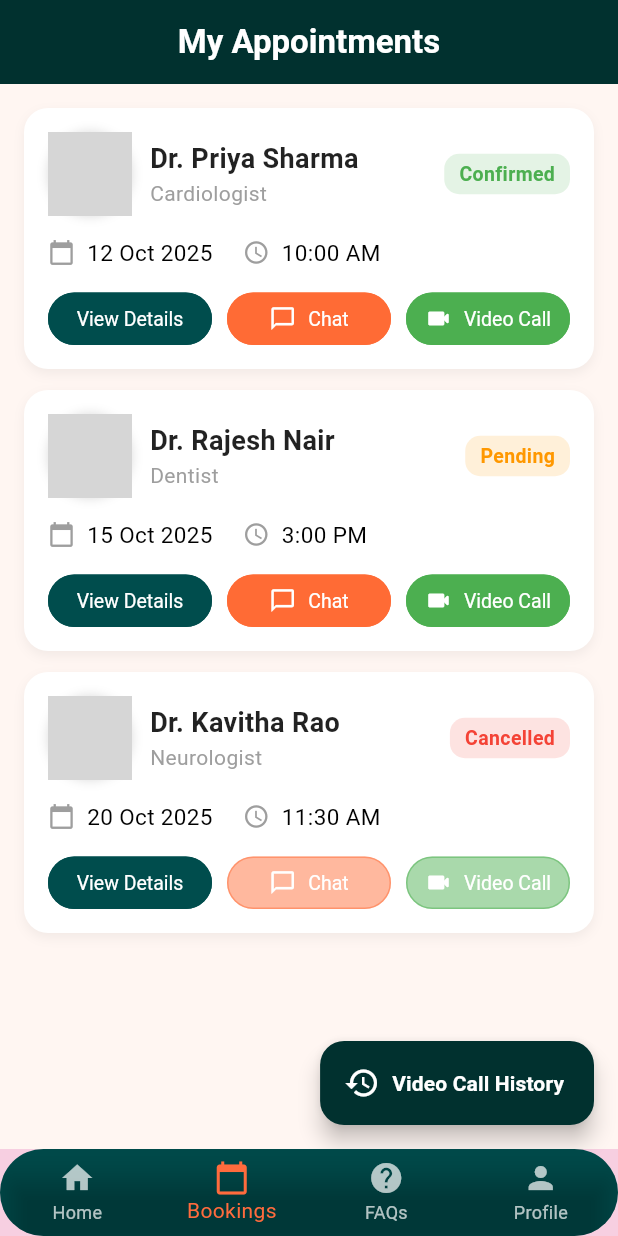
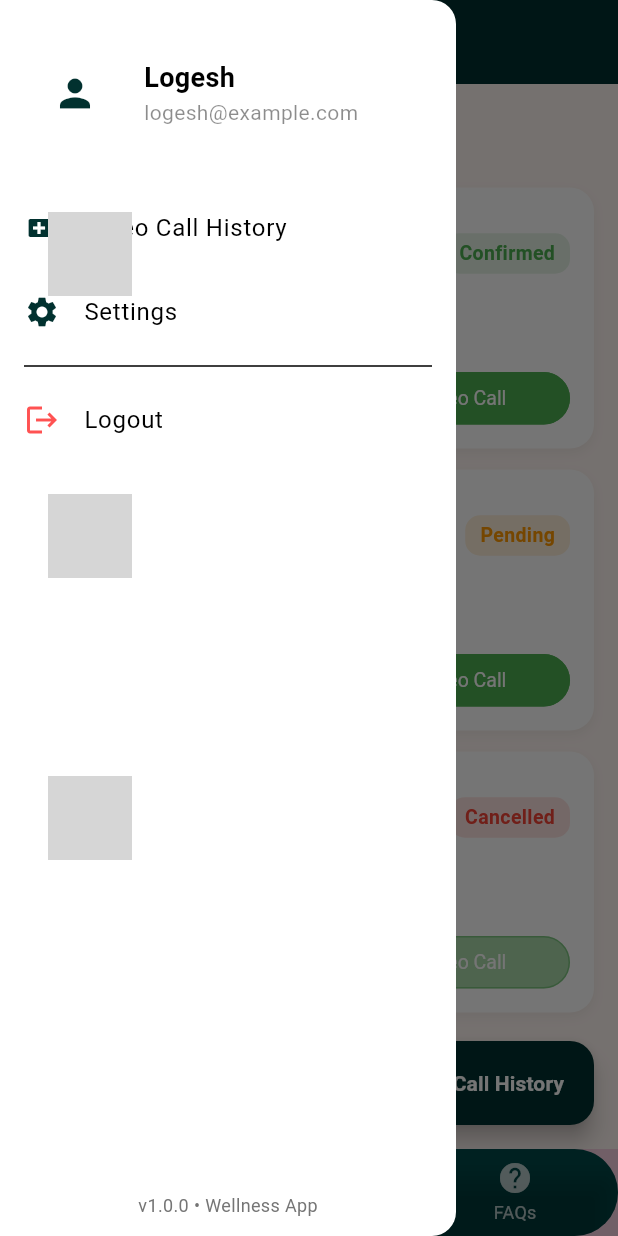
Before and after one commit to jvlcode/healthcare, a Flutter app: the screen it shows after launch, item 2 of the bottom bar chosen, with the side drawer open (before the commit the screen has no drawer), on a phone screen of 412 x 824 dp. Run offline on Flutter 3.47's test engine with Material 3 defaults, Android fonts, the phone set to English and light mode, and no system bars; drawn by our look-alikes of getwidget; network calls fail; grey boxes are pictures that could not be loaded.

Commit message:
Drawer added

```diff
--- a/lib/appointments/user_appointments_screen.dart
+++ b/lib/appointments/appointments_screen.dart
@@ -3,9 +3,10 @@ import 'package:getwidget/getwidget.dart';
 import 'package:healthcare/appointments/videocall_history_screen.dart';
 import 'package:healthcare/doctors/chat_screen.dart';
 import 'package:healthcare/doctors/videocall_screen.dart';
+import 'package:healthcare/core/app_header.dart';
 
-class UserAppointmentsScreen extends StatelessWidget {
-  const UserAppointmentsScreen({super.key});
+class AppointmentsScreen extends StatelessWidget {
+  const AppointmentsScreen({super.key});
 
   // Sample booking data
   final List<Map<String, dynamic>> bookings = const [
@@ -51,23 +52,20 @@ class UserAppointmentsScreen extends StatelessWidget {
 
     return Scaffold(
       backgroundColor: const Color(0xFFFFF6F2),
-      appBar: AppBar(
-        backgroundColor: const Color(0xFF01312F),
-        centerTitle: true,
-        title: const Text(
-          "My Appointments",
-          style: TextStyle(
-            fontWeight: FontWeight.bold,
-            fontSize: 22,
-            color: Colors.white,
-          ),
-        ),
-      ),
       body: ListView.builder(
         padding: const EdgeInsets.all(16),
-        itemCount: bookings.length,
+        itemCount: bookings.length + 1,
         itemBuilder: (context, index) {
-          final booking = bookings[index];
+          if (index == 0) {
+            return const Padding(
+              padding: EdgeInsets.all(8),
+              child: Text(
+                'Appointments',
+                style: TextStyle(fontSize: 26, fontWeight: FontWeight.bold),
+              ),
+            );
+          }
+          final booking = bookings[index - 1];
           final statusColor = _statusColor(booking['status']);
 
           return Container(
@@ -177,22 +175,6 @@ class UserAppointmentsScreen extends StatelessWidget {
                   children: [
                     Expanded(
                       child: GFButton(
-                        onPressed: () {
-                          GFToast.showToast(
-                            "Details for ${booking['doctorName']}",
-                            context,
-                            toastPosition: GFToastPosition.BOTTOM,
-                          );
-                        },
-                        text: "View Details",
-                        color: theme.primaryColor,
-                        size: GFSize.MEDIUM,
-                        shape: GFButtonShape.pills,
-                      ),
-                    ),
-                    const SizedBox(width: 10),
-                    Expanded(
-                      child: GFButton(
                         onPressed: booking['status'] == 'Cancelled'
                             ? null
                             : () {
--- a/lib/appointments/booking_screen.dart
+++ b/lib/appointments/booking_screen.dart
@@ -1,8 +1,8 @@
 import 'package:flutter/material.dart';
 import 'package:healthcare/doctors/doctor_profile_screen.dart';
-import '../widgets/doctor_card.dart';
-import '../widgets/date_box.dart';
-import '../widgets/time_box.dart';
+import '../core/widgets/doctor_card.dart';
+import '../core/widgets/date_box.dart';
+import '../core/widgets/time_box.dart';
 import '../data/doctor_data.dart';
 import 'booking_success.dart';
 
--- a/lib/auth/login_screen.dart
+++ b/lib/auth/login_screen.dart
@@ -1,6 +1,6 @@
 import 'package:flutter/material.dart';
 import 'package:getwidget/getwidget.dart';
-import 'package:healthcare/core/colors.dart';
+import 'package:healthcare/core/constants/colors.dart';
 
 class LoginScreen extends StatefulWidget {
   const LoginScreen({super.key});
--- /dev/null
+++ b/lib/core/app_drawer.dart
@@ -0,0 +1,102 @@
+import 'package:flutter/material.dart';
+
+class AppDrawer extends StatelessWidget {
+  const AppDrawer({super.key});
+
+  @override
+  Widget build(BuildContext context) {
+    return Drawer(
+      child: Column(
+        children: [
+          // 🌟 Profile Header
+          Container(
+            width: double.infinity,
+            padding: const EdgeInsets.symmetric(vertical: 32, horizontal: 20),
+
+            child: Row(
+              children: [
+                const CircleAvatar(
+                  radius: 30,
+                  backgroundColor: Colors.white,
+                  child: Icon(Icons.person, size: 30, color: Color(0xFF01312F)),
+                ),
+                const SizedBox(width: 16),
+                Column(
+                  crossAxisAlignment: CrossAxisAlignment.start,
+                  children: const [
+                    Text(
+                      'Logesh',
+                      style: TextStyle(
+                        color: Colors.black,
+                        fontSize: 18,
+                        fontWeight: FontWeight.bold,
+                      ),
+                    ),
+                    Text(
+                      'logesh@example.com',
+                      style: TextStyle(color: Colors.black45, fontSize: 14),
+                    ),
+                  ],
+                ),
+              ],
+            ),
+          ),
+
+          // 🧭 Navigation Items
+          Expanded(
+            child: ListView(
+              padding: EdgeInsets.zero,
+              children: [
+                _drawerItem(
+                  icon: Icons.video_call,
+                  label: 'Video Call History',
+                  onTap: () {
+                    Navigator.pop(context);
+                    Navigator.pushNamed(context, "/videocallhistory");
+                  },
+                ),
+                _drawerItem(
+                  icon: Icons.settings,
+                  label: 'Settings',
+                  onTap: () {
+                    Navigator.pop(context);
+                    Navigator.pushNamed(context, "/settings");
+                  },
+                ),
+                const Divider(indent: 16, endIndent: 16),
+                _drawerItem(
+                  icon: Icons.logout,
+                  label: 'Logout',
+                  iconColor: Colors.redAccent,
+                  onTap: () => Navigator.pop(context),
+                ),
+              ],
+            ),
+          ),
+
+          // 📦 Footer
+          Padding(
+            padding: const EdgeInsets.all(12),
+            child: Text(
+              'v1.0.0 • Wellness App',
+              style: TextStyle(color: Colors.grey.shade600, fontSize: 12),
+            ),
+          ),
+        ],
+      ),
+    );
+  }
+
+  Widget _drawerItem({
+    required IconData icon,
+    required String label,
+    required VoidCallback onTap,
+    Color iconColor = const Color(0xFF01312F),
+  }) {
+    return ListTile(
+      leading: Icon(icon, color: iconColor),
+      title: Text(label, style: const TextStyle(fontSize: 16)),
+      onTap: onTap,
+    );
+  }
+}
--- /dev/null
+++ b/lib/core/app_header.dart
@@ -0,0 +1,64 @@
+import 'package:flutter/material.dart';
+
+import 'package:flutter/material.dart';
+
+class AppHeader extends StatelessWidget implements PreferredSizeWidget {
+  final String? title;
+  final String? subtitle;
+  final bool showBackButton;
+  final List<Widget>? actions;
+
+  const AppHeader({
+    super.key,
+    this.title,
+    this.subtitle,
+    this.showBackButton = true,
+    this.actions,
+  });
+
+  @override
+  Widget build(BuildContext context) {
+    return AppBar(
+      backgroundColor: const Color(0xFF01312F),
+      elevation: 0,
+      centerTitle: true,
+      automaticallyImplyLeading: showBackButton,
+      leading: IconButton(
+        icon: const Icon(Icons.menu, color: Colors.white),
+        onPressed: () {
+          // ✅ Open the drawer safely
+          Scaffold.maybeOf(context)?.openDrawer();
+        },
+      ),
+      actions: actions,
+      title: Column(
+        crossAxisAlignment: CrossAxisAlignment.start,
+        children: [
+          Text(
+            title ?? "Wellness",
+            style: const TextStyle(
+              fontSize: 22,
+              fontWeight: FontWeight.bold,
+              color: Colors.white,
+            ),
+          ),
+        ],
+      ),
+      bottom: subtitle != null
+          ? PreferredSize(
+              preferredSize: Size.fromHeight(20),
+              child: Padding(
+                padding: EdgeInsets.only(bottom: 8.0),
+                child: Text(
+                  subtitle!,
+                  style: TextStyle(color: Colors.white70, fontSize: 14),
+                ),
+              ),
+            )
+          : null,
+    );
+  }
+
+  @override
+  Size get preferredSize => const Size.fromHeight(kToolbarHeight);
+}
--- a/lib/core/app_theme.dart
+++ b/lib/core/app_theme.dart
@@ -1,5 +1,5 @@
 import 'package:flutter/material.dart';
-import 'colors.dart';
+import 'constants/colors.dart';
 
 class AppTheme {
   static ThemeData get light => ThemeData(
--- a/lib/core/main_scaffold.dart
+++ b/lib/core/main_scaffold.dart
@@ -1,11 +1,10 @@
 import 'package:flutter/material.dart';
-import 'package:healthcare/appointments/booking_screen.dart';
-import 'package:healthcare/appointments/user_appointments_screen.dart';
+import 'package:healthcare/appointments/appointments_screen.dart';
 import 'package:healthcare/dashboard/faq_screen.dart';
 import 'package:healthcare/dashboard/home_screen.dart';
-import 'package:healthcare/doctors/chat_screen.dart';
 import 'package:healthcare/doctors/videocall_screen.dart';
-import 'package:healthcare/user/profile_screen.dart';
+import 'package:healthcare/core/app_drawer.dart';
+import 'package:healthcare/core/app_header.dart';
 
 class MainScaffold extends StatefulWidget {
   const MainScaffold({super.key});
@@ -16,18 +15,33 @@ class MainScaffold extends StatefulWidget {
 
 class _MainScaffoldState extends State<MainScaffold> {
   int _currentIndex = 0;
+  bool _initialized = false;
 
   final List<Widget> _screens = const [
     HomeScreen(),
-    UserAppointmentsScreen(),
+    AppointmentsScreen(),
     FAQScreen(),
     VideoCallScreen(),
   ];
 
   @override
+  void didChangeDependencies() {
+    super.didChangeDependencies();
+    if (!_initialized) {
+      final args = ModalRoute.of(context)?.settings.arguments;
+      if (args is int) {
+        _currentIndex = args;
+      }
+      _initialized = true;
+    }
+  }
+
+  @override
   Widget build(BuildContext context) {
     final theme = Theme.of(context);
     return Scaffold(
+      appBar: AppHeader(subtitle: "Your support for well-being"),
+      drawer: const AppDrawer(),
       body: _screens[_currentIndex],
       bottomNavigationBar: ClipRRect(
         borderRadius: BorderRadiusGeometry.horizontal(
@@ -52,13 +66,9 @@ class _MainScaffoldState extends State<MainScaffold> {
 
               BottomNavigationBarItem(
                 icon: Icon(Icons.calendar_today),
-                label: 'Bookings',
+                label: 'Appointments',
               ),
               BottomNavigationBarItem(icon: Icon(Icons.help), label: 'FAQs'),
-              BottomNavigationBarItem(
-                icon: Icon(Icons.person),
-                label: 'Profile',
-              ),
             ],
           ),
         ),
--- a/lib/widgets/doctor_card.dart
+++ b/lib/core/widgets/doctor_card.dart
@@ -1,5 +1,5 @@
 import 'package:flutter/material.dart';
-import '../models/doctor_model.dart';
+import '../../models/doctor_model.dart';
 import 'rating_stars.dart';
 
 class DoctorCard extends StatelessWidget {
--- a/lib/main.dart
+++ b/lib/main.dart
@@ -1,6 +1,15 @@
 import 'package:flutter/material.dart';
+import 'package:healthcare/appointments/booking_screen.dart';
+import 'package:healthcare/appointments/appointments_screen.dart';
+import 'package:healthcare/appointments/videocall_history_screen.dart';
+import 'package:healthcare/auth/register_screen.dart';
 import 'package:healthcare/core/app_theme.dart';
 import 'package:healthcare/core/main_scaffold.dart';
+import 'package:healthcare/dashboard/faq_screen.dart';
+import 'package:healthcare/dashboard/home_screen.dart';
+import 'package:healthcare/doctors/chat_screen.dart';
+import 'package:healthcare/doctors/videocall_screen.dart';
+import 'package:healthcare/user/settings_screen.dart';
 
 void main() {
   runApp(const MyApp());
@@ -15,7 +24,16 @@ class MyApp extends StatelessWidget {
       title: 'Healthcare App',
       debugShowCheckedModeBanner: false,
       theme: AppTheme.light,
-      home: const MainScaffold(),
+      initialRoute: '/',
+      routes: {
+        '/': (context) => const MainScaffold(),
+        '/home': (context) => const HomeScreen(),
+        '/appointments': (context) => const AppointmentsScreen(),
+        '/faqs': (context) => const FAQScreen(),
+        '/profile': (context) => const ProfileScreen(),
+        '/settings': (context) => const SettingsScreen(),
+        '/videocallhistory': (context) => const VideoCallHistoryScreen(),
+      },
     );
   }
 }
```
Also changed, not shown: lib/appointments/booking_success.dart (+4 -5 lines), lib/dashboard/faq_screen.dart (+1 -27 lines), lib/dashboard/home_screen.dart (+4 -24 lines), lib/user/settings_screen.dart (added, +141 -0 lines), lib/widgets/app_header.dart (deleted, +0 -49 lines), lib/core/constants/colors.dart (renamed from lib/core/colors.dart), lib/core/constants/text_styles.dart (renamed from lib/core/text_styles.dart), lib/core/widgets/date_box.dart (renamed from lib/widgets/date_box.dart), lib/core/widgets/rating_stars.dart (renamed from lib/widgets/rating_stars.dart), lib/core/widgets/time_box.dart (renamed from lib/widgets/time_box.dart).
